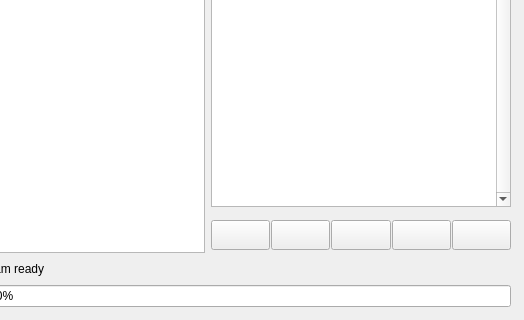
This is gui/definitions/ui/nucdetect.ui in SilMon/NucDetect as Qt 5 draws it before an edit; both pictures show x 515 to 1039 and y 480 to 800 of the 1039 by 800 pixel window. The edited form follows.
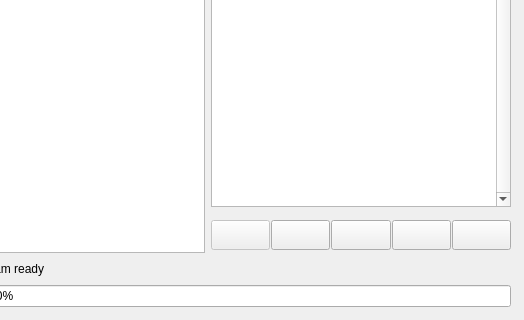
This is the edited form. Icons and pictures are not drawn.

Commit message: Guard empty image selection, remove three pieces of dead code

The edit to the form file:
```diff
--- a/gui/definitions/ui/nucdetect.ui
+++ b/gui/definitions/ui/nucdetect.ui
@@ -377,7 +377,7 @@
           <item>
            <widget class="QPushButton" name="btn_analyse">
             <property name="enabled">
-             <bool>true</bool>
+             <bool>false</bool>
             </property>
             <property name="sizePolicy">
              <sizepolicy hsizetype="Minimum" vsizetype="Minimum">
```
The commit also changes 1 other file.
